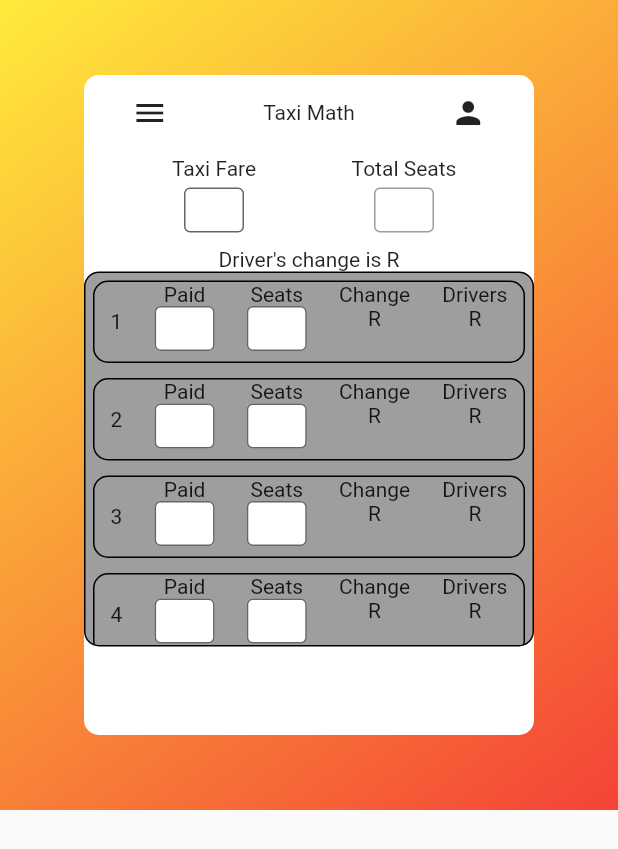
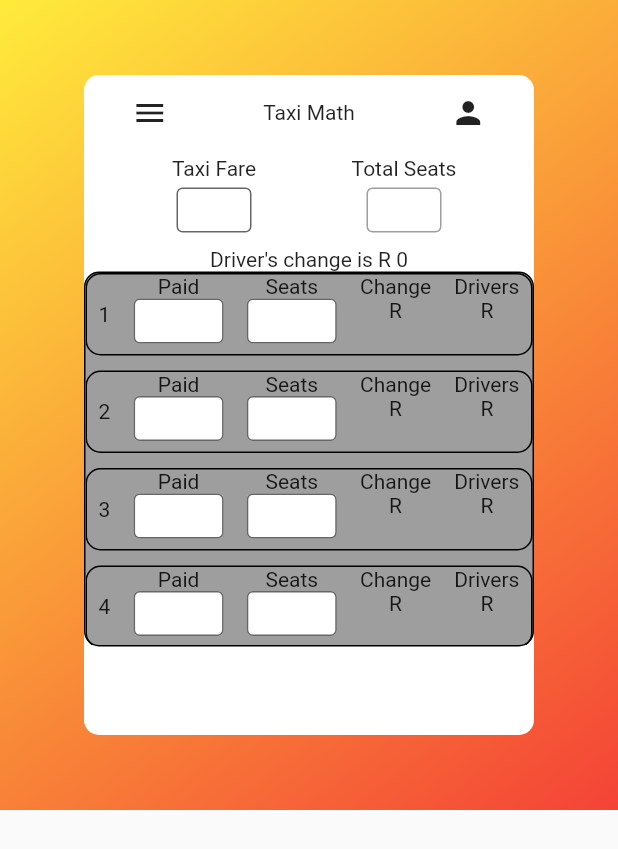
Before and after one commit to GiftSibiya/flutter_FrontSeat, a Flutter app: the screen it shows after launch, on a phone screen of 412 x 824 dp. Shown: the top 849 px of the screen. Run offline on Flutter 3.47's test engine with Material 2 defaults, Android fonts, the phone set to English and light mode, and no system bars; missing offline and left inert: dart:ffi.

Commit message:
i go night night

```diff
--- a/taxi_math_flutter/lib/custom_widgets/rowField.dart
+++ b/taxi_math_flutter/lib/custom_widgets/rowField.dart
@@ -1,19 +1,25 @@
 import 'dart:ffi';
-
+import 'package:taxi_math_flutter/pages/main_screen.dart';
 import 'package:flutter/material.dart';
 
-class RowField extends StatelessWidget {
-  final String rowNum;
-
-  const RowField({
+class RowField extends StatefulWidget {
+  RowField({
     super.key,
     required this.rowNum,
   });
 
   @override
+  State<RowField> createState() => _RowFieldState();
+  int _paid = 0;
+  int _rowSeats = 0;
+  final String rowNum;
+}
+
+class _RowFieldState extends State<RowField> {
+  @override
   Widget build(BuildContext context) {
     return Padding(
-      padding: const EdgeInsets.all(5.0),
+      padding: const EdgeInsets.only(bottom: 10),
       child: Container(
         width: 280,
         height: 55,
@@ -24,12 +30,12 @@ class RowField extends StatelessWidget {
         child: Row(
           mainAxisAlignment: MainAxisAlignment.spaceAround,
           children: [
-            Text(rowNum.toString()),
+            Text(widget.rowNum.toString()),
             const Column(
               children: [
                 Text("Paid"),
                 SizedBox(
-                  width: 40,
+                  width: 60,
                   height: 30,
                   child: TextField(
                     keyboardType: TextInputType.number,
@@ -47,7 +53,7 @@ class RowField extends StatelessWidget {
               children: [
                 Text("Seats"),
                 SizedBox(
-                  width: 40,
+                  width: 60,
                   height: 30,
                   child: TextField(
                     keyboardType: TextInputType.number,
--- a/taxi_math_flutter/lib/pages/main_screen.dart
+++ b/taxi_math_flutter/lib/pages/main_screen.dart
@@ -1,11 +1,21 @@
 import 'package:flutter/material.dart';
 import 'package:taxi_math_flutter/custom_widgets/rowField.dart';
 
-class MainScreen extends StatelessWidget {
+class MainScreen extends StatefulWidget {
   const MainScreen({super.key});
 
   @override
+  State<MainScreen> createState() => _MainScreenState();
+}
+
+class _MainScreenState extends State<MainScreen> {
+  int _fare = 0;
+
+  int _seats = 0;
+
+  @override
   Widget build(BuildContext context) {
+    int driverCash = _fare * _seats;
     return Scaffold(
       body: SingleChildScrollView(
         child: Container(
@@ -51,22 +61,28 @@ class MainScreen extends StatelessWidget {
                             ])),
                   ]),
                   // This is the end of the header row
-                  const Row(
+                  Row(
                     // This is the row for the taxi fare an passanger counts
                     mainAxisAlignment: MainAxisAlignment.spaceEvenly,
                     children: [
                       Column(
                         children: [
-                          Padding(
+                          const Padding(
                               padding: EdgeInsets.symmetric(
                                   horizontal: 40, vertical: 2)),
-                          Text("Taxi Fare"),
-                          SizedBox(height: 5),
+                          const Text("Taxi Fare"),
+                          const SizedBox(height: 5),
                           SizedBox(
-                            width: 40,
+                            width: 50,
                             height: 30,
                             child: TextField(
-                              decoration: InputDecoration(
+                              keyboardType: TextInputType.number,
+                              onChanged: (value) {
+                                setState(() {
+                                  _fare = int.tryParse(value) ?? 0;
+                                });
+                              },
+                              decoration: const InputDecoration(
                                 border: OutlineInputBorder(),
                                 filled:
                                     true, // Use filled property instead of fillColor
@@ -79,17 +95,22 @@ class MainScreen extends StatelessWidget {
                       ),
                       Column(
                         children: [
-                          Padding(
+                          const Padding(
                               padding: EdgeInsets.symmetric(
                                   horizontal: 40, vertical: 2)),
-                          Text("Total Seats"),
-                          SizedBox(height: 5),
+                          const Text("Total Seats"),
+                          const SizedBox(height: 5),
                           SizedBox(
-                            width: 40,
+                            width: 50,
                             height: 30,
                             child: TextField(
+                              onChanged: (value) {
+                                setState(() {
+                                  _seats = int.tryParse(value) ?? 0;
+                                });
+                              },
                               keyboardType: TextInputType.number,
-                              decoration: InputDecoration(
+                              decoration: const InputDecoration(
                                 border: OutlineInputBorder(),
                               ),
                             ),
@@ -101,7 +122,7 @@ class MainScreen extends StatelessWidget {
                   const SizedBox(
                     height: 10,
                   ),
-                  const Text("Driver's change is R"),
+                  Text("Driver's change is R $driverCash"),
                   Container(
                     //This is the grey box surrounding the calculation rows
                     height: 250,
@@ -112,7 +133,7 @@ class MainScreen extends StatelessWidget {
                             const BorderRadius.all(Radius.circular(10))),
 
                     child: ListView(
-                      children: const [
+                      children: [
                         RowField(
                           rowNum: "1",
                         ),
```
